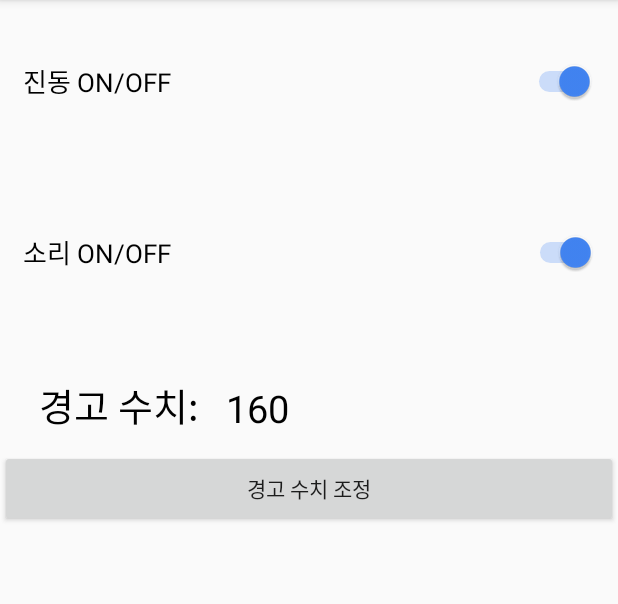
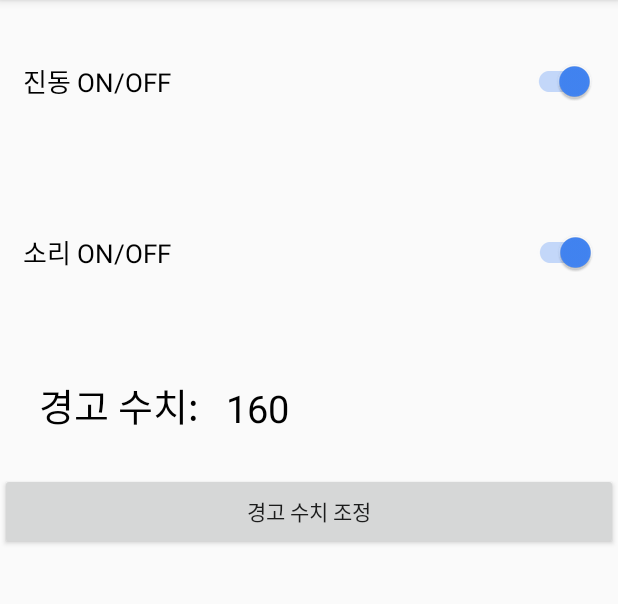
Before and after one commit to chunny22/Metal_Detector, an Android app: the screen it shows after launch (settings before the commit, Settings after it), in the options menu, after a tap on "설정", on a phone screen of 412 x 824 dp, the part 84-688 px from its top. Run offline under Robolectric (Android 15) with nearby library versions, the phone set to English and light mode, and no system bars; 2 statements that could not run were skipped.

Commit message:
Second update push

```diff
--- a/app/src/main/AndroidManifest.xml
+++ b/app/src/main/AndroidManifest.xml
@@ -1,6 +1,9 @@
 <?xml version="1.0" encoding="utf-8"?>
 <manifest xmlns:android="http://schemas.android.com/apk/res/android"
     package="com.example.metal_detector">
+
+    <uses-permission android:name="android.permission.VIBRATE" />
+    <uses-permission android:name="android:permission.INTERNET" />
 
     <application
         android:allowBackup="true"
@@ -10,7 +13,7 @@
         android:roundIcon="@mipmap/ic_launcher_round"
         android:supportsRtl="true"
         android:theme="@style/AppTheme">
-        <activity android:name=".settings"></activity>
+        <activity android:name=".Settings"></activity>
         <activity android:name=".MainActivity">
             <intent-filter>
                 <action android:name="android.intent.action.MAIN" />
--- a/app/src/main/java/com/example/metal_detector/MainActivity.java
+++ b/app/src/main/java/com/example/metal_detector/MainActivity.java
@@ -2,6 +2,8 @@ package com.example.metal_detector;
 
 import androidx.appcompat.app.AppCompatActivity;
 
+import android.content.Context;
+import android.view.View;
 import android.content.Intent;
 import android.hardware.Sensor;
 import android.hardware.SensorEvent;
@@ -11,10 +13,11 @@ import android.media.MediaPlayer;
 import android.view.MenuItem;
 import android.view.Menu;
 import android.view.MenuInflater;
-import android.view.View;
 import android.widget.Button;
 import android.widget.TextView;
 import android.os.Bundle;
+import android.os.Vibrator;
+import android.widget.Toast;
 
 public class MainActivity extends AppCompatActivity implements SensorEventListener {
 
@@ -24,7 +27,9 @@ public class MainActivity extends AppCompatActivity implements SensorEventListen
     private TextView X_Rate;
     private TextView Y_Rate;
     private TextView Z_Rate;
+    private int count;
     MediaPlayer player;
+    Vibrator v;
 
     @Override
     protected void onCreate(Bundle savedInstanceState) {
@@ -36,9 +41,11 @@ public class MainActivity extends AppCompatActivity implements SensorEventListen
         X_Rate = (TextView) findViewById(R.id.X_Rate);
         Y_Rate = (TextView) findViewById(R.id.Y_Rate);
         Z_Rate = (TextView) findViewById(R.id.Z_Rate);
+        v = (Vibrator) getSystemService(Context.VIBRATOR_SERVICE);
+        pause = (Button) findViewById(R.id.pause);
 
-        sensormanager = (SensorManager) getSystemService(SENSOR_SERVICE);
     }
+
 
     public boolean onCreateOptionsMenu(Menu menu) {
         MenuInflater inflater = getMenuInflater();
@@ -50,7 +57,7 @@ public class MainActivity extends AppCompatActivity implements SensorEventListen
         int id = item.getItemId();
 
         if (id == R.id.set) {
-            Intent set_intent = new Intent(this, settings.class);
+            Intent set_intent = new Intent(this, Settings.class);
             startActivity(set_intent);
             return false;
         }
@@ -83,15 +90,26 @@ public class MainActivity extends AppCompatActivity implements SensorEventListen
             Y_Rate.setText(Math.round(Y) + " μT");
             Z_Rate.setText(Math.round(Z) + " μT");
 
-            /*boolean over = false;
+            boolean over = false;
             while (over) {
-                if (total >= 160) {
-                    play();
+                if (total >= 30) {
+                    if (Settings.sound_toggle) {
+                        if (player == null) {
+                            player = MediaPlayer.create(this, R.raw.alert);
+                        }
+                        player.start();
+                    }
+                    if (Settings.vibrate_toggle) {
+                        v.vibrate(800);
+                    }
                 }
                 else if (total < 160) {
-                    stop();
+                    if (player != null) {
+                        player.release();
+                        player = null;
+                    }
                 }
-            }*/
+            }
         }
     }
 /*
--- /dev/null
+++ b/app/src/main/java/com/example/metal_detector/Settings.java
@@ -0,0 +1,94 @@
+package com.example.metal_detector;
+
+import androidx.appcompat.app.AppCompatActivity;
+import androidx.appcompat.widget.SwitchCompat;
+
+import android.content.Intent;
+import android.content.SharedPreferences;
+import android.os.Bundle;
+import android.view.View;
+import android.widget.Button;
+import android.widget.CompoundButton;
+import android.widget.TextView;
+import android.widget.Toast;
+
+public class Settings extends AppCompatActivity implements Alert_Dialog.Alert_DialogListener {
+    private TextView alertrate;
+    private Button alertadjust;
+    SwitchCompat sound, vibrate;
+    static boolean sound_toggle, vibrate_toggle;
+
+    //TODO fix the switches for vibrate and sound
+    @Override
+    protected void onCreate(Bundle savedInstanceState) {
+        super.onCreate(savedInstanceState);
+        setContentView(R.layout.activity_settings);
+
+        alertrate = (TextView) findViewById(R.id.alert_rate);
+        alertadjust = (Button) findViewById(R.id.alert_adjust);
+        sound = findViewById(R.id.sound);
+        vibrate = findViewById(R.id.vibrate);
+
+        SharedPreferences sharedPreferences = getSharedPreferences("save", MODE_PRIVATE);
+        SharedPreferences sharedPreferences1 = getSharedPreferences("vibrate",MODE_PRIVATE);
+        sound.setChecked(sharedPreferences.getBoolean("value",true));
+        vibrate.setChecked(sharedPreferences1.getBoolean("value",true));
+
+        alertadjust.setOnClickListener(new View.OnClickListener() {
+           @Override
+           public void onClick(View view) {
+               open_adjust();
+        }
+        });
+
+        sound.setOnClickListener(new View.OnClickListener() {
+            @Override
+            public void onClick(View view) {
+                if (sound.isChecked()) {
+                    SharedPreferences.Editor edit = getSharedPreferences("sound on", MODE_PRIVATE).edit();
+                    edit.putBoolean("value", true);
+                    edit.apply();
+                    sound.setChecked(true);
+                    Toast.makeText(getBaseContext(),"소리가 켜졌습니다", Toast.LENGTH_SHORT).show();
+                }
+                else {
+                    SharedPreferences.Editor edit = getSharedPreferences("sound off", MODE_PRIVATE).edit();
+                    edit.putBoolean("value", false);
+                    edit.apply();
+                    sound.setChecked(false);
+                    Toast.makeText(getBaseContext(),"소리가 꺼졌습니다", Toast.LENGTH_SHORT).show();
+                }
+            }
+        });
+
+        vibrate.setOnClickListener(new View.OnClickListener() {
+            @Override
+            public void onClick(View view) {
+                if (vibrate.isChecked()) {
+                    SharedPreferences.Editor editor = getSharedPreferences("vibrate on",MODE_PRIVATE).edit();
+                    editor.putBoolean("value",true);
+                    editor.apply();
+                    vibrate.setChecked(true);
+                    Toast.makeText(getBaseContext(), "진동이 켜졌습니다", Toast.LENGTH_SHORT).show();
+                }
+                else {
+                    SharedPreferences.Editor editor = getSharedPreferences("vibrate off", MODE_PRIVATE).edit();
+                    editor.putBoolean("value", false);
+                    editor.apply();
+                    vibrate.setChecked(false);
+                    Toast.makeText(getBaseContext(),"진동이 꺼졌습니다", Toast.LENGTH_SHORT).show();
+                }
+            }
+        });
+    }
+
+    public void open_adjust() {
+        Alert_Dialog alertdialog = new Alert_Dialog();
+        alertdialog.show(getSupportFragmentManager(), "Adjustment Dialog");
+    }
+
+    @Override
+    public void applyTexts(String adjusted_rate) {
+        alertrate.setText(adjusted_rate);
+    }
+}
--- a/app/src/main/java/com/example/metal_detector/settings.java
+++ /dev/null
@@ -1,57 +0,0 @@
-package com.example.metal_detector;
-
-import androidx.appcompat.app.AppCompatActivity;
-
-import android.content.Intent;
-import android.os.Bundle;
-import android.view.View;
-import android.widget.Button;
-import android.widget.CompoundButton;
-import android.widget.Switch;
-import android.widget.TextView;
-import android.widget.Toast;
-
-public class settings extends AppCompatActivity implements Alert_Dialog.Alert_DialogListener {
-    private TextView alertrate;
-    private Button alertadjust;
-    public Switch sound;
-
-    @Override
-    protected void onCreate(Bundle savedInstanceState) {
-        super.onCreate(savedInstanceState);
-        setContentView(R.layout.activity_settings);
-
-        alertrate = (TextView) findViewById(R.id.alert_rate);
-        alertadjust = (Button) findViewById(R.id.alert_adjust);
-        sound = (Switch) findViewById(R.id.sound);
-
-        alertadjust.setOnClickListener(new View.OnClickListener() {
-           @Override
-           public void onClick(View view) {
-               open_adjust();
-        }
-        });
-
-        sound.setOnCheckedChangeListener(new CompoundButton.OnCheckedChangeListener() {
-            @Override
-            public void onCheckedChanged(CompoundButton buttonView, boolean isChecked) {
-                if (!isChecked) {
-                    Toast.makeText(getBaseContext(), "소리가 꺼졌습니다", Toast.LENGTH_SHORT).show();
-                }
-                else {
-                    Toast.makeText(getBaseContext(), "소리가 켜졌습니다", Toast.LENGTH_SHORT).show();
-                }
-            }
-        });
-    }
-
-    public void open_adjust() {
-        Alert_Dialog alertdialog = new Alert_Dialog();
-        alertdialog.show(getSupportFragmentManager(), "Adjustment Dialog");
-    }
-
-    @Override
-    public void applyTexts(String adjusted_rate) {
-        alertrate.setText(adjusted_rate);
-    }
-}
--- a/app/src/main/res/layout/activity_main.xml
+++ b/app/src/main/res/layout/activity_main.xml
@@ -44,9 +44,10 @@
         android:textSize="30sp"
         app:layout_constraintBottom_toBottomOf="@+id/rate"
         app:layout_constraintEnd_toEndOf="parent"
+        app:layout_constraintHorizontal_bias="1.0"
         app:layout_constraintStart_toStartOf="@+id/rate"
         app:layout_constraintTop_toTopOf="@+id/rate"
-        app:layout_constraintVertical_bias="0.98" />
+        app:layout_constraintVertical_bias="0.975" />
 
     <TextView
         android:id="@+id/labelX"
--- a/app/src/main/res/layout/activity_settings.xml
+++ b/app/src/main/res/layout/activity_settings.xml
@@ -4,9 +4,9 @@
     xmlns:tools="http://schemas.android.com/tools"
     android:layout_width="match_parent"
     android:layout_height="match_parent"
-    tools:context=".settings">
+    tools:context=".Settings">
 
-    <Switch
+    <androidx.appcompat.widget.SwitchCompat
         android:id="@+id/vibrate"
         android:layout_width="381dp"
         android:layout_height="108dp"
@@ -17,10 +17,9 @@
         app:layout_constraintEnd_toEndOf="parent"
         app:layout_constraintStart_toStartOf="parent"
         app:layout_constraintTop_toTopOf="parent"
-        app:layout_constraintVertical_bias="0.0"
-        tools:checked="true" />
+        app:layout_constraintVertical_bias="0.0" />
 
-    <Switch
+    <androidx.appcompat.widget.SwitchCompat
         android:id="@+id/sound"
         android:layout_width="382dp"
         android:layout_height="93dp"
@@ -31,8 +30,7 @@
         app:layout_constraintEnd_toEndOf="parent"
         app:layout_constraintStart_toStartOf="parent"
         app:layout_constraintTop_toTopOf="parent"
-        app:layout_constraintVertical_bias="0.18"
-        tools:checked="true" />
+        app:layout_constraintVertical_bias="0.18" />
 
     <TextView
         android:id="@+id/textView3"
@@ -68,13 +66,12 @@
         android:id="@+id/alert_adjust"
         android:layout_width="0dp"
         android:layout_height="51dp"
-        android:layout_marginTop="300dp"
         android:text="@string/adjust"
-        app:layout_constraintBottom_toTopOf="@+id/back"
+        app:layout_constraintBottom_toBottomOf="parent"
         app:layout_constraintEnd_toEndOf="parent"
         app:layout_constraintHorizontal_bias="0.0"
         app:layout_constraintStart_toStartOf="parent"
         app:layout_constraintTop_toTopOf="parent"
-        app:layout_constraintVertical_bias="0.61" />
+        app:layout_constraintVertical_bias="0.44" />
 
 </androidx.constraintlayout.widget.ConstraintLayout>
```
